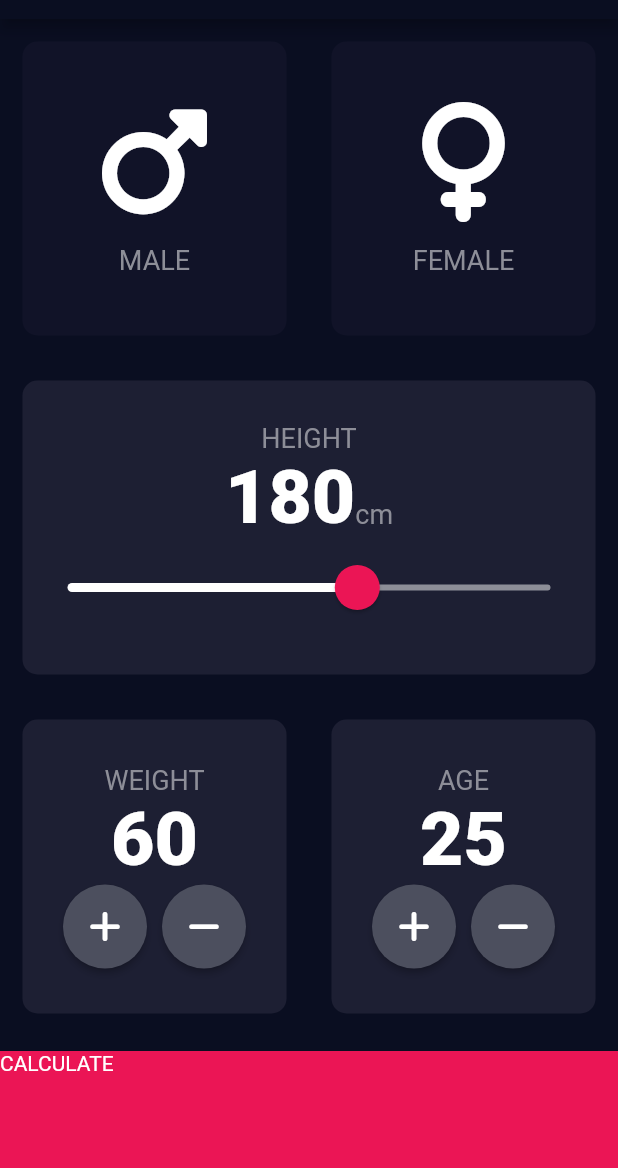
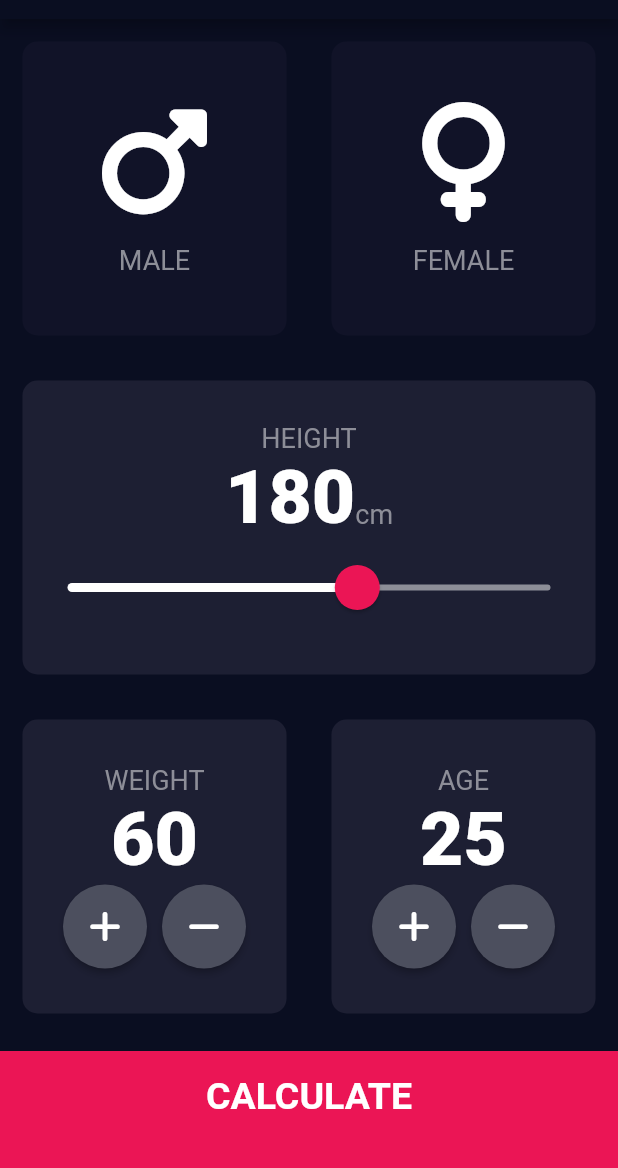
Before and after one commit to yukilaurentiu/bmi_flutter, a Flutter app: the screen it shows after launch, on a phone screen of 412 x 824 dp, the part 65-1233 px from its top. Run offline on Flutter 3.47's test engine with Material 2 defaults, Android fonts, the phone set to English and light mode, and no system bars; our stand-ins replace font_awesome_flutter.

Commit message:
added calculate button style

```diff
--- a/lib/constants.dart
+++ b/lib/constants.dart
@@ -14,3 +14,8 @@ const cardTextStyle = TextStyle(
   fontSize: 50.0,
   fontWeight: FontWeight.w900,
 );
+
+const largeButtonTextStyle = TextStyle(
+  fontSize: 25.0,
+  fontWeight: FontWeight.bold,
+);
--- a/lib/input_page.dart
+++ b/lib/input_page.dart
@@ -231,7 +231,8 @@ class _InputPageState extends State<InputPage> {
               margin: const EdgeInsets.only(top: 10.0),
               width: double.infinity,
               height: bottomContainerHeight,
-              child: const Text('CALCULATE'),
+              padding: EdgeInsets.only(bottom: 20.0),
+              child: Center(child: const Text('CALCULATE', style: largeButtonTextStyle,)),
             ),
           ),
         ],
```
